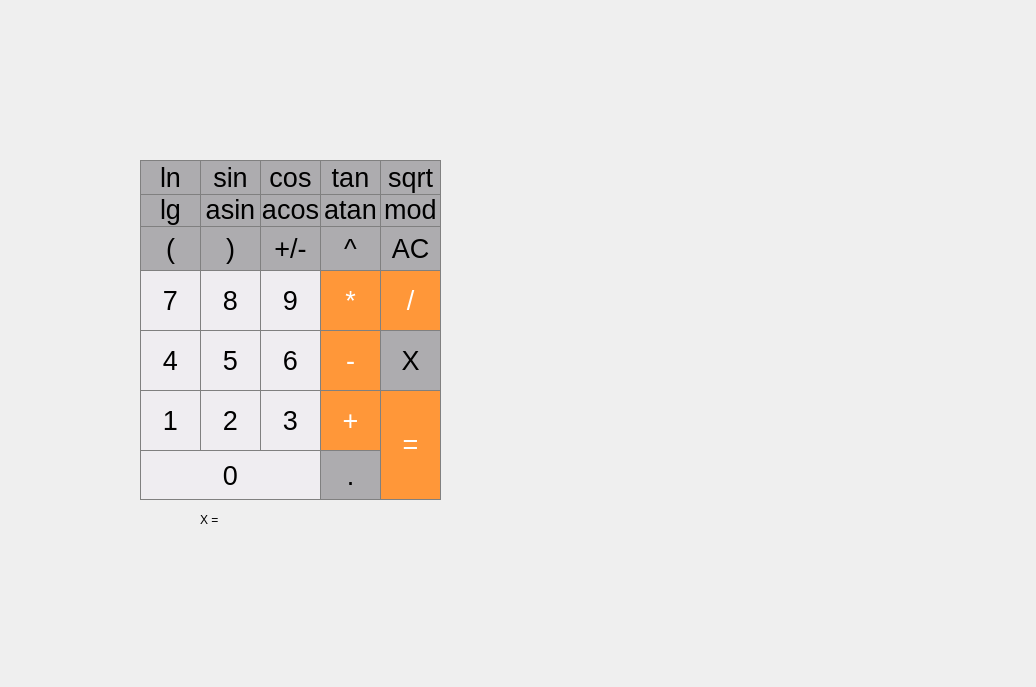
The window that src/Smart_Calc_QT/mainwindow.ui (ZeBatua/s21_SmartCalc) describes before a commit, drawn with Qt 5.
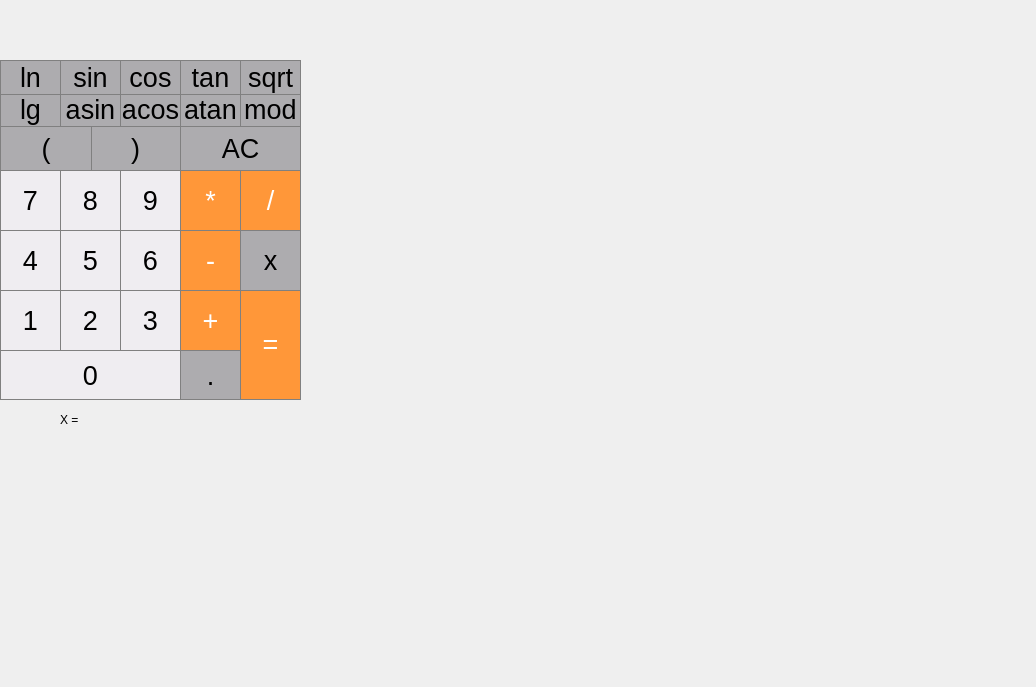
The same window after the commit.

The edit to the form file:
```diff
--- a/src/Smart_Calc_QT/mainwindow.ui
+++ b/src/Smart_Calc_QT/mainwindow.ui
@@ -17,8 +17,8 @@
    <widget class="QLabel" name="result_number">
     <property name="geometry">
      <rect>
-      <x>140</x>
-      <y>100</y>
+      <x>0</x>
+      <y>0</y>
       <width>301</width>
       <height>61</height>
      </rect>
@@ -57,9 +57,9 @@
    <widget class="QPushButton" name="all_clean">
     <property name="geometry">
      <rect>
-      <x>380</x>
-      <y>226</y>
-      <width>61</width>
+      <x>180</x>
+      <y>126</y>
+      <width>121</width>
       <height>45</height>
      </rect>
     </property>
@@ -90,83 +90,11 @@
      </size>
     </property>
    </widget>
-   <widget class="QPushButton" name="change_sign">
-    <property name="geometry">
-     <rect>
-      <x>260</x>
-      <y>226</y>
-      <width>61</width>
-      <height>45</height>
-     </rect>
-    </property>
-    <property name="font">
-     <font>
-      <pointsize>20</pointsize>
-      <bold>false</bold>
-     </font>
-    </property>
-    <property name="styleSheet">
-     <string notr="true">QPushButton {
-  background-color: rgb(173, 172, 175);
-  color:  black;
-  border: 1px solid gray;
-}
-QPushButton:pressed {
-    background-color: qlineargradient(x1: 0, y1: 0, x2: 0, y2: 1,
-                                      stop: 0 #BEBEBE, stop: 1 #D7D7D7);
-}</string>
-    </property>
-    <property name="text">
-     <string>+/-</string>
-    </property>
-    <property name="iconSize">
-     <size>
-      <width>16</width>
-      <height>16</height>
-     </size>
-    </property>
-   </widget>
-   <widget class="QPushButton" name="power">
-    <property name="geometry">
-     <rect>
-      <x>320</x>
-      <y>226</y>
-      <width>61</width>
-      <height>45</height>
-     </rect>
-    </property>
-    <property name="font">
-     <font>
-      <pointsize>20</pointsize>
-      <bold>false</bold>
-     </font>
-    </property>
-    <property name="styleSheet">
-     <string notr="true">QPushButton {
-  background-color: rgb(173, 172, 175);
-  color:  black;
-  border: 1px solid gray;
-}
-QPushButton:pressed {
-    background-color: qlineargradient(x1: 0, y1: 0, x2: 0, y2: 1,
-                                      stop: 0 #BEBEBE, stop: 1 #D7D7D7);
-}</string>
-    </property>
-    <property name="text">
-     <string>^</string>
-    </property>
-    <property name="iconSize">
-     <size>
-      <width>16</width>
-      <height>16</height>
-     </size>
-    </property>
-   </widget>
    <widget class="QPushButton" name="div">
     <property name="geometry">
      <rect>
-      <x>380</x>
-      <y>270</y>
+      <x>240</x>
+      <y>170</y>
       <width>61</width>
       <height>61</height>
      </rect>
@@ -195,8 +123,8 @@
    <widget class="QPushButton" name="Button_8">
     <property name="geometry">
      <rect>
-      <x>200</x>
-      <y>270</y>
+      <x>60</x>
+      <y>170</y>
       <width>61</width>
       <height>61</height>
      </rect>
@@ -224,8 +152,8 @@
    <widget class="QPushButton" name="Button_9">
     <property name="geometry">
      <rect>
-      <x>260</x>
-      <y>270</y>
+      <x>120</x>
+      <y>170</y>
       <width>61</width>
       <height>61</height>
      </rect>
@@ -253,8 +181,8 @@
    <widget class="QPushButton" name="Button_7">
     <property name="geometry">
      <rect>
-      <x>140</x>
-      <y>270</y>
+      <x>0</x>
+      <y>170</y>
       <width>61</width>
       <height>61</height>
      </rect>
@@ -282,8 +210,8 @@
    <widget class="QPushButton" name="mul">
     <property name="geometry">
      <rect>
-      <x>320</x>
-      <y>270</y>
+      <x>180</x>
+      <y>170</y>
       <width>61</width>
       <height>61</height>
      </rect>
@@ -312,8 +240,8 @@
    <widget class="QPushButton" name="Button_5">
     <property name="geometry">
      <rect>
-      <x>200</x>
-      <y>330</y>
+      <x>60</x>
+      <y>230</y>
       <width>61</width>
       <height>61</height>
      </rect>
@@ -341,8 +269,8 @@
    <widget class="QPushButton" name="Button_6">
     <property name="geometry">
      <rect>
-      <x>260</x>
-      <y>330</y>
+      <x>120</x>
+      <y>230</y>
       <width>61</width>
       <height>61</height>
      </rect>
@@ -370,8 +298,8 @@
    <widget class="QPushButton" name="Button_4">
     <property name="geometry">
      <rect>
-      <x>140</x>
-      <y>330</y>
+      <x>0</x>
+      <y>230</y>
       <width>61</width>
       <height>61</height>
      </rect>
@@ -399,8 +327,8 @@
    <widget class="QPushButton" name="sub">
     <property name="geometry">
      <rect>
-      <x>320</x>
-      <y>330</y>
+      <x>180</x>
+      <y>230</y>
       <width>61</width>
       <height>61</height>
      </rect>
@@ -429,8 +357,8 @@
    <widget class="QPushButton" name="Button_2">
     <property name="geometry">
      <rect>
-      <x>200</x>
-      <y>390</y>
+      <x>60</x>
+      <y>290</y>
       <width>61</width>
       <height>61</height>
      </rect>
@@ -458,8 +386,8 @@
    <widget class="QPushButton" name="Button_3">
     <property name="geometry">
      <rect>
-      <x>260</x>
-      <y>390</y>
+      <x>120</x>
+      <y>290</y>
       <width>61</width>
       <height>61</height>
      </rect>
@@ -487,8 +415,8 @@
    <widget class="QPushButton" name="Button_1">
     <property name="geometry">
      <rect>
-      <x>140</x>
-      <y>390</y>
+      <x>0</x>
+      <y>290</y>
       <width>61</width>
       <height>61</height>
      </rect>
@@ -516,8 +444,8 @@
    <widget class="QPushButton" name="add">
     <property name="geometry">
      <rect>
-      <x>320</x>
-      <y>390</y>
+      <x>180</x>
+      <y>290</y>
       <width>61</width>
       <height>61</height>
      </rect>
@@ -546,8 +474,8 @@
    <widget class="QPushButton" name="dot">
     <property name="geometry">
      <rect>
-      <x>320</x>
-      <y>450</y>
+      <x>180</x>
+      <y>350</y>
       <width>61</width>
       <height>50</height>
      </rect>
@@ -576,8 +504,8 @@
    <widget class="QPushButton" name="Button_0">
     <property name="geometry">
      <rect>
-      <x>140</x>
-      <y>450</y>
+      <x>0</x>
+      <y>350</y>
       <width>181</width>
       <height>50</height>
      </rect>
@@ -605,8 +533,8 @@
    <widget class="QPushButton" name="equals">
     <property name="geometry">
      <rect>
-      <x>380</x>
-      <y>389</y>
+      <x>240</x>
+      <y>289</y>
       <width>61</width>
       <height>111</height>
      </rect>
@@ -635,8 +563,8 @@
    <widget class="QPushButton" name="lg">
     <property name="geometry">
      <rect>
-      <x>140</x>
-      <y>192</y>
+      <x>0</x>
+      <y>92</y>
       <width>61</width>
       <height>35</height>
      </rect>
@@ -671,8 +599,8 @@
    <widget class="QPushButton" name="acos">
     <property name="geometry">
      <rect>
-      <x>260</x>
-      <y>192</y>
+      <x>120</x>
+      <y>92</y>
       <width>61</width>
       <height>35</height>
      </rect>
@@ -707,8 +635,8 @@
    <widget class="QPushButton" name="asin">
     <property name="geometry">
      <rect>
-      <x>200</x>
-      <y>192</y>
+      <x>60</x>
+      <y>92</y>
       <width>61</width>
       <height>35</height>
      </rect>
@@ -743,8 +671,8 @@
    <widget class="QPushButton" name="ln">
     <property name="geometry">
      <rect>
-      <x>140</x>
-      <y>160</y>
+      <x>0</x>
+      <y>60</y>
       <width>61</width>
       <height>35</height>
      </rect>
@@ -779,8 +707,8 @@
    <widget class="QPushButton" name="cos">
     <property name="geometry">
      <rect>
-      <x>260</x>
-      <y>160</y>
+      <x>120</x>
+      <y>60</y>
       <width>61</width>
       <height>35</height>
      </rect>
@@ -815,8 +743,8 @@
    <widget class="QPushButton" name="sin">
     <property name="geometry">
      <rect>
-      <x>200</x>
-      <y>160</y>
+      <x>60</x>
+      <y>60</y>
       <width>61</width>
       <height>35</height>
      </rect>
@@ -851,8 +779,8 @@
    <widget class="QPushButton" name="atan">
     <property name="geometry">
      <rect>
-      <x>320</x>
-      <y>192</y>
+      <x>180</x>
+      <y>92</y>
       <width>61</width>
       <height>35</height>
      </rect>
@@ -887,8 +815,8 @@
    <widget class="QPushButton" name="tan">
     <property name="geometry">
      <rect>
-      <x>320</x>
-      <y>160</y>
+      <x>180</x>
+      <y>60</y>
       <width>61</width>
       <height>35</height>
      </rect>
@@ -923,8 +851,8 @@
    <widget class="QPushButton" name="mod">
     <property name="geometry">
      <rect>
-      <x>380</x>
-      <y>192</y>
+      <x>240</x>
+      <y>92</y>
       <width>61</width>
       <height>35</height>
      </rect>
@@ -959,8 +887,8 @@
    <widget class="QPushButton" name="sqrt">
     <property name="geometry">
      <rect>
-      <x>380</x>
-      <y>160</y>
+      <x>240</x>
+      <y>60</y>
       <width>61</width>
       <height>35</height>
      </rect>
@@ -995,9 +923,9 @@
    <widget class="QPushButton" name="close_bracket">
     <property name="geometry">
      <rect>
-      <x>200</x>
-      <y>226</y>
-      <width>61</width>
+      <x>90</x>
+      <y>126</y>
+      <width>91</width>
       <height>45</height>
      </rect>
     </property>
@@ -1031,9 +959,9 @@
    <widget class="QPushButton" name="open_bracket">
     <property name="geometry">
      <rect>
-      <x>140</x>
-      <y>226</y>
-      <width>61</width>
+      <x>0</x>
+      <y>126</y>
+      <width>92</width>
       <height>45</height>
      </rect>
     </property>
@@ -1067,8 +995,8 @@
    <widget class="QLabel" name="result_number_2">
     <property name="geometry">
      <rect>
-      <x>250</x>
-      <y>500</y>
+      <x>110</x>
+      <y>400</y>
       <width>191</width>
       <height>41</height>
      </rect>
@@ -1107,8 +1035,8 @@
    <widget class="QPushButton" name="value_x">
     <property name="geometry">
      <rect>
-      <x>380</x>
-      <y>330</y>
+      <x>240</x>
+      <y>230</y>
       <width>61</width>
       <height>61</height>
      </rect>
@@ -1131,14 +1059,14 @@
 }</string>
     </property>
     <property name="text">
-     <string>X</string>
+     <string>x</string>
     </property>
    </widget>
    <widget class="QLabel" name="label">
     <property name="geometry">
      <rect>
-      <x>200</x>
-      <y>510</y>
+      <x>60</x>
+      <y>410</y>
       <width>51</width>
       <height>20</height>
      </rect>
```
